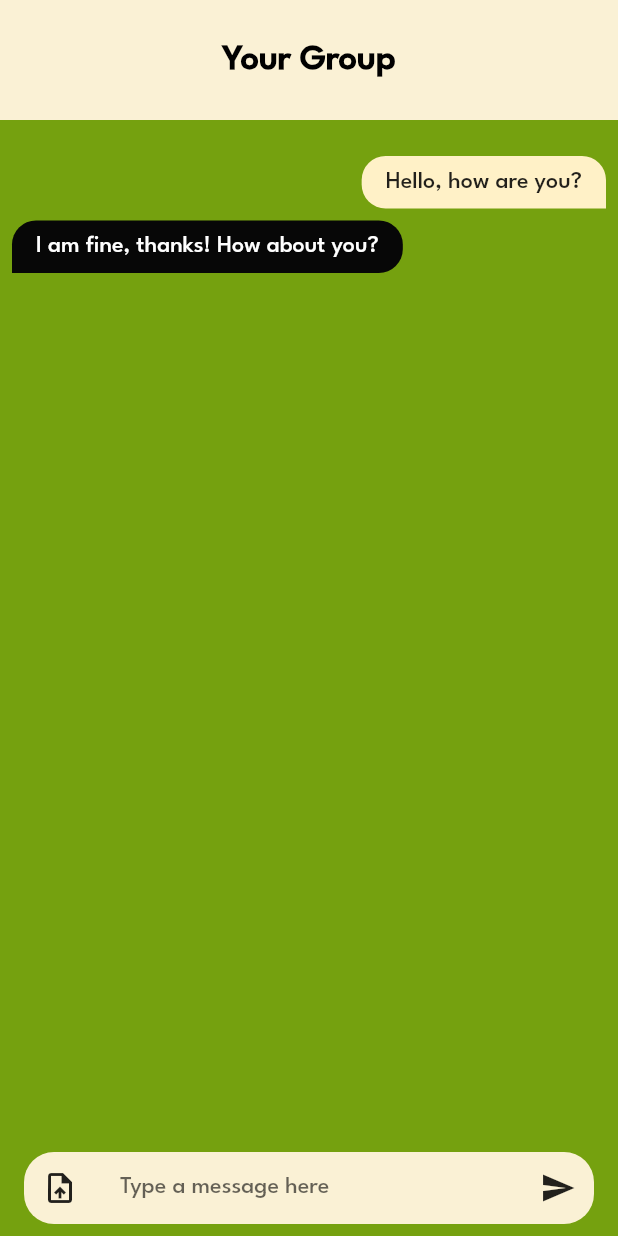
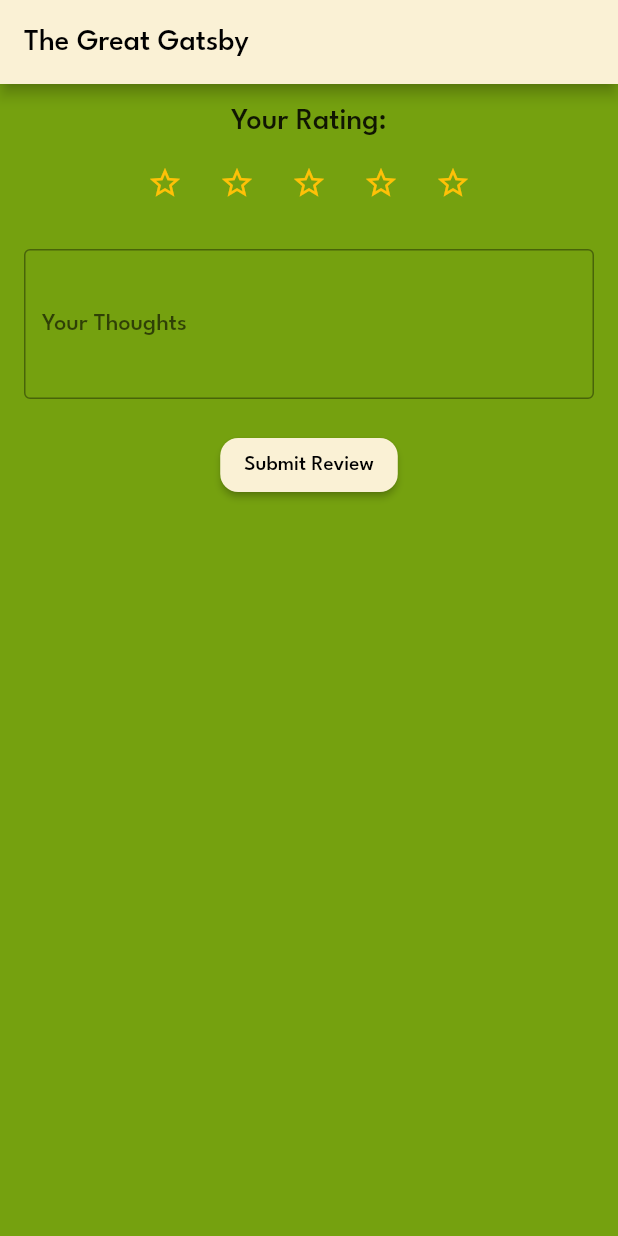
Before and after one commit to acm-projects/Book-Mates, a Flutter app: the screen it shows after launch, on a phone screen of 412 x 824 dp. Run offline on Flutter 3.47's test engine with Material 2 defaults, Android fonts, the phone set to English and light mode, and no system bars; our stand-ins replace cloud_firestore, file_picker, firebase_auth, firebase_core, firebase_storage, flutter_local_notifications and 1 more; missing offline and left inert: flutter_background_service, flutter_background_service_android, flutter_pdfview, flutter_verification_code; accounts and stored records are empty.

Commit message:
added journal + fixed ibrary page

```diff
--- /dev/null
+++ b/lib/journal_screen.dart
@@ -0,0 +1,91 @@
+import 'package:flutter/material.dart';
+
+class JournalPage extends StatefulWidget {
+  final String bookTitle; // You can pass more data if needed
+
+  const JournalPage({Key? key, required this.bookTitle}) : super(key: key);
+
+  @override
+  _JournalPageState createState() => _JournalPageState();
+}
+
+class _JournalPageState extends State<JournalPage> {
+  double _rating = 0; // Initial rating
+  final TextEditingController _reviewController = TextEditingController();
+
+  @override
+  Widget build(BuildContext context) {
+    return MaterialApp(
+      theme: ThemeData(fontFamily: 'LeagueSpartan'),
+      home: Scaffold(
+        appBar: AppBar(
+          backgroundColor: Color.fromARGB(255, 250, 241, 213),
+          foregroundColor: Colors.black,
+          title: Text('${widget.bookTitle}'),
+        ),
+        body: Container(
+          padding: EdgeInsets.all(16.0),
+          child: Column(
+            children: [
+              Text('Your Rating:', style: TextStyle(fontSize: 20)),
+              SizedBox(height: 8),
+              _buildStarRating(),
+              SizedBox(height: 20),
+              TextField(
+                controller: _reviewController,
+                decoration: InputDecoration(
+                  border: OutlineInputBorder(),
+                  labelText: 'Your Thoughts',
+                ),
+                maxLines: 4,
+              ),
+              SizedBox(height: 20),
+              ElevatedButton(
+                style: ElevatedButton.styleFrom(
+                  primary: Color.fromARGB(255, 250, 241,
+                      213), // Set the button color to match AppBar
+                  shape: RoundedRectangleBorder(
+                    borderRadius: BorderRadius.circular(12.0),
+                  ),
+                ),
+                onPressed: _submitReview,
+                child: Text(
+                  'Submit Review',
+                  style: TextStyle(
+                    color: Colors.black, // Set the text color to black
+                  ),
+                ),
+              ),
+            ],
+          ),
+        ),
+        backgroundColor: Color.fromARGB(255, 117, 161, 15),
+      ),
+    );
+  }
+
+  Widget _buildStarRating() {
+    return Row(
+      mainAxisSize: MainAxisSize.min,
+      children: List.generate(5, (index) {
+        return IconButton(
+          icon: Icon(
+            _rating > index ? Icons.star : Icons.star_border,
+            color: Colors.amber,
+          ),
+          onPressed: () {
+            setState(() {
+              _rating = index + 1.0;
+            });
+          },
+        );
+      }),
+    );
+  }
+
+  void _submitReview() {
+    // Handle the submission of the review
+    // You can use _rating and _reviewController.text to get the user input
+    print('Rating: $_rating, Review: ${_reviewController.text}');
+  }
+}
--- a/lib/main.dart
+++ b/lib/main.dart
@@ -14,6 +14,9 @@
 import 'package:bookmates_app/GroupChat/chat_main_page.dart';
 import 'package:bookmates_app/Group%20Operations/create_group_screen.dart';
 import 'package:bookmates_app/Group%20Operations/join_group_screen.dart';
+import 'library.dart';
+import 'library.dart';
+import 'journal_screen.dart';
 
 AppLifecycleState state = AppLifecycleState.detached;
 
@@ -34,7 +37,9 @@
     },
   );
   await initBackgroundService();
-  runApp(ChatApp());
+  runApp(JournalPage(
+    bookTitle: 'The Great Gatsby',
+  ));
 }
 
 class MyApp extends StatelessWidget {
```
Also changed, not shown: lib/library.dart (+171 -19 lines), 4 other files.
